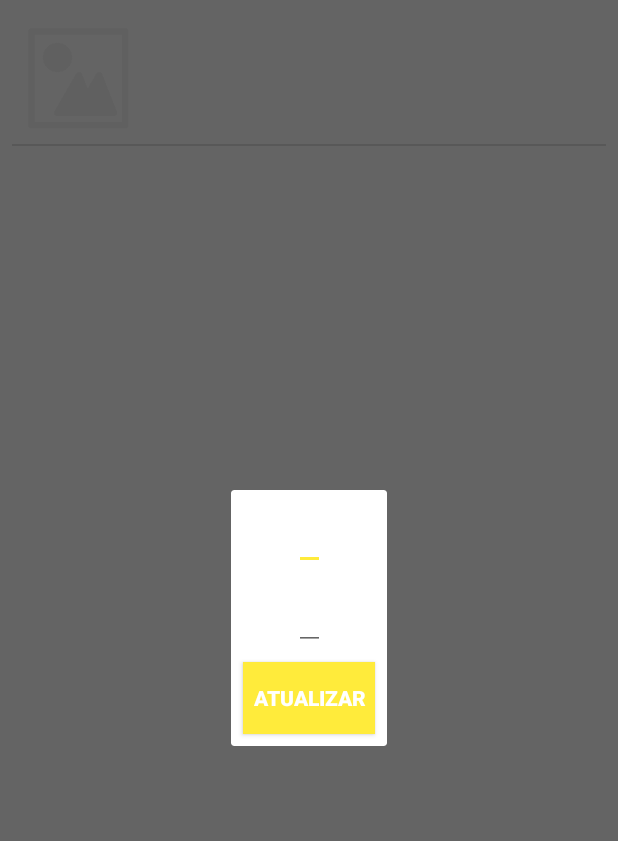
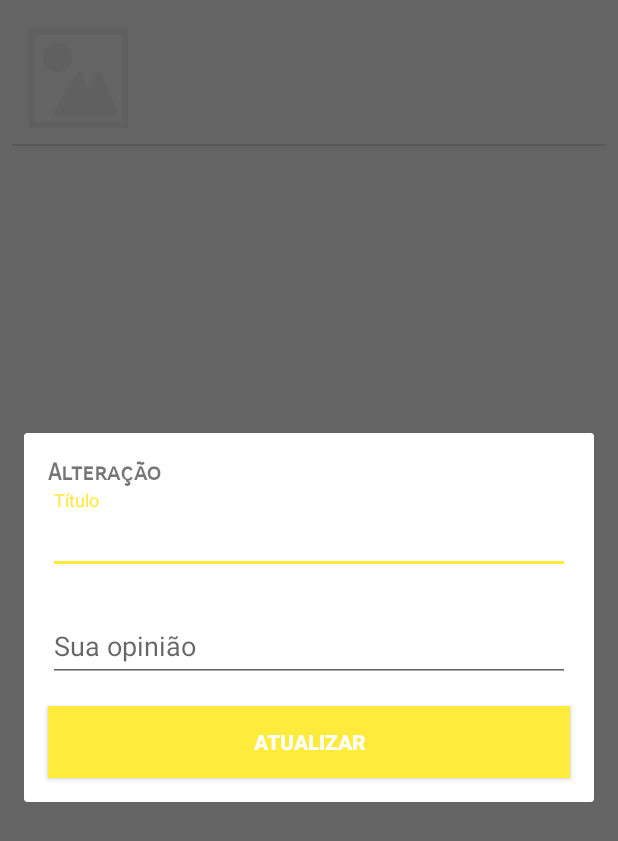
Before and after one commit to ronanlima/IesbAndroid1, an Android app: the fragment EditDialogFragment placed in its activity, on a phone screen of 412 x 824 dp. Shown: the top 841 px of the screen. Run offline under Robolectric (Android 15) with nearby library versions, the phone set to English and light mode, and no system bars; our stand-ins replace Room's generated code; libraries missing offline, so code that uses them is left out: android.arch.persistence; 3 statements that could not run were skipped.

Commit message:
Exercícios Aula 10 - Alterando layout do dialog de edição

```diff
--- a/app/src/main/java/br/ronanlima/opiniaodetudo/view/EditDialogFragment.kt
+++ b/app/src/main/java/br/ronanlima/opiniaodetudo/view/EditDialogFragment.kt
@@ -9,6 +9,7 @@ import android.view.View
 import android.view.ViewGroup
 import android.widget.Button
 import android.widget.EditText
+import android.widget.ImageView
 import android.widget.Toast
 import br.ronanlima.opiniaodetudo.AppExecutors
 import br.ronanlima.opiniaodetudo.R
@@ -29,11 +30,7 @@ class EditDialogFragment : DialogFragment() {
     }
 
     override fun onResume() {
-        val params = dialog.window.attributes.apply {
-            val width = ViewGroup.LayoutParams.MATCH_PARENT
-            val height = ViewGroup.LayoutParams.MATCH_PARENT
-        }
-        dialog.window.attributes = params
+        dialog.window!!.setLayout(ViewGroup.LayoutParams.MATCH_PARENT, ViewGroup.LayoutParams.WRAP_CONTENT)
         super.onResume()
     }
 
@@ -41,6 +38,7 @@ class EditDialogFragment : DialogFragment() {
         val etTitle = view.findViewById<EditText>(R.id.et_title)
         val etReview = view.findViewById<EditText>(R.id.et_review)
         val btUpdate = view.findViewById<Button>(R.id.bt_update)
+        val ivClose = view.findViewById<ImageView>(R.id.iv_close)
 
         val viewModel = ViewModelProviders.of(activity!!).get(EditReviewViewModel::class.java)
         val review = viewModel.data.value!!
@@ -59,5 +57,9 @@ class EditDialogFragment : DialogFragment() {
                 Toast.makeText(activity, getString(R.string.alerta_opiniao_vazia), Toast.LENGTH_SHORT).show()
             }
         }
+
+        ivClose.setOnClickListener {
+            this.dismiss()
+        }
     }
 }
--- /dev/null
+++ b/app/src/main/res/drawable/ic_close.xml
@@ -0,0 +1,4 @@
+<vector xmlns:android="http://schemas.android.com/apk/res/android" android:width="24dp"
+    android:height="24dp" android:viewportHeight="47.971" android:viewportWidth="47.971">
+    <path android:fillColor="#FF000000" android:pathData="M28.23,23.99L47.09,5.12c1.17,-1.17 1.17,-3.07 0,-4.24c-1.17,-1.17 -3.07,-1.17 -4.24,0L23.99,19.74L5.12,0.88c-1.17,-1.17 -3.07,-1.17 -4.24,0c-1.17,1.17 -1.17,3.07 0,4.24l18.86,18.86L0.88,42.85c-1.17,1.17 -1.17,3.07 0,4.24C1.47,47.68 2.23,47.97 3,47.97s1.53,-0.29 2.12,-0.88l18.86,-18.86L42.85,47.09c0.59,0.59 1.35,0.88 2.12,0.88s1.53,-0.29 2.12,-0.88c1.17,-1.17 1.17,-3.07 0,-4.24L28.23,23.99z"/>
+</vector>
--- a/app/src/main/res/layout/dialog_edit_review.xml
+++ b/app/src/main/res/layout/dialog_edit_review.xml
@@ -2,31 +2,68 @@
 <android.support.constraint.ConstraintLayout xmlns:android="http://schemas.android.com/apk/res/android"
     xmlns:app="http://schemas.android.com/apk/res-auto"
     android:layout_width="match_parent"
-    android:layout_height="match_parent">
+    android:layout_height="wrap_content">
 
-    <EditText
-        android:id="@+id/et_title"
-        android:layout_width="match_parent"
+    <TextView
+        android:id="@+id/tv_title_edit"
+        android:layout_width="0dp"
         android:layout_height="wrap_content"
-        android:layout_margin="8dp"
-        app:layout_constraintEnd_toEndOf="parent"
+        android:layout_margin="16dp"
+        android:fontFamily="sans-serif-smallcaps"
+        android:text="@string/titulo_janela_edicao"
+        android:textSize="16sp"
+        android:textStyle="bold"
         app:layout_constraintStart_toStartOf="parent"
         app:layout_constraintTop_toTopOf="parent" />
 
-    <EditText
-        android:id="@+id/et_review"
+    <ImageView
+        android:id="@+id/iv_close"
+        android:layout_width="36dp"
+        android:layout_height="36dp"
+        android:layout_margin="16dp"
+        android:padding="8dp"
+        android:src="@drawable/ic_close"
+        app:layout_constraintBottom_toTopOf="@id/tv_title_edit"
+        app:layout_constraintEnd_toEndOf="parent"
+        app:layout_constraintTop_toBottomOf="@id/tv_title_edit" />
+
+    <android.support.design.widget.TextInputLayout
+        android:id="@+id/til_title"
         android:layout_width="match_parent"
         android:layout_height="wrap_content"
-        android:layout_margin="8dp"
-        app:layout_constraintEnd_toEndOf="parent"
-        app:layout_constraintStart_toStartOf="parent"
-        app:layout_constraintTop_toBottomOf="@id/et_title" />
+        android:layout_marginEnd="16dp"
+        android:layout_marginStart="16dp"
+        android:layout_marginTop="30dp"
+        app:layout_constraintTop_toBottomOf="@id/iv_close">
+
+        <android.support.design.widget.TextInputEditText
+            android:id="@+id/et_title"
+            android:layout_width="match_parent"
+            android:layout_height="match_parent"
+            android:hint="@string/hint_titulo"
+            android:inputType="textCapWords" />
+    </android.support.design.widget.TextInputLayout>
+
+    <android.support.design.widget.TextInputLayout
+        android:id="@+id/til_opiniao"
+        android:layout_width="match_parent"
+        android:layout_height="wrap_content"
+        android:layout_margin="16dp"
+        app:layout_constraintTop_toBottomOf="@id/til_title">
+
+        <android.support.design.widget.TextInputEditText
+            android:id="@+id/et_review"
+            android:layout_width="match_parent"
+            android:layout_height="match_parent"
+            android:hint="@string/hint_sua_opiniao"
+            android:inputType="textMultiLine" />
+    </android.support.design.widget.TextInputLayout>
 
     <Button
         android:id="@+id/bt_update"
         android:layout_width="match_parent"
         android:layout_height="wrap_content"
-        android:layout_margin="8dp"
+        android:layout_margin="16dp"
         android:background="@color/colorAccent"
         android:text="@string/atualizar"
         android:textColor="@color/branco"
@@ -34,5 +71,5 @@
         app:layout_constraintBottom_toBottomOf="parent"
         app:layout_constraintEnd_toEndOf="parent"
         app:layout_constraintStart_toStartOf="parent"
-        app:layout_constraintTop_toBottomOf="@+id/et_review" />
+        app:layout_constraintTop_toBottomOf="@+id/til_opiniao" />
 </android.support.constraint.ConstraintLayout>
--- a/app/src/main/res/values/strings.xml
+++ b/app/src/main/res/values/strings.xml
@@ -21,4 +21,5 @@
     <string name="foto">Foto</string>
     <string name="erro_tirar_foto">Erro ao capturar a foto</string>
     <string name="abrir_no_mapa">Abrir no mapa</string>
+    <string name="titulo_janela_edicao">Alteração</string>
 </resources>
```
